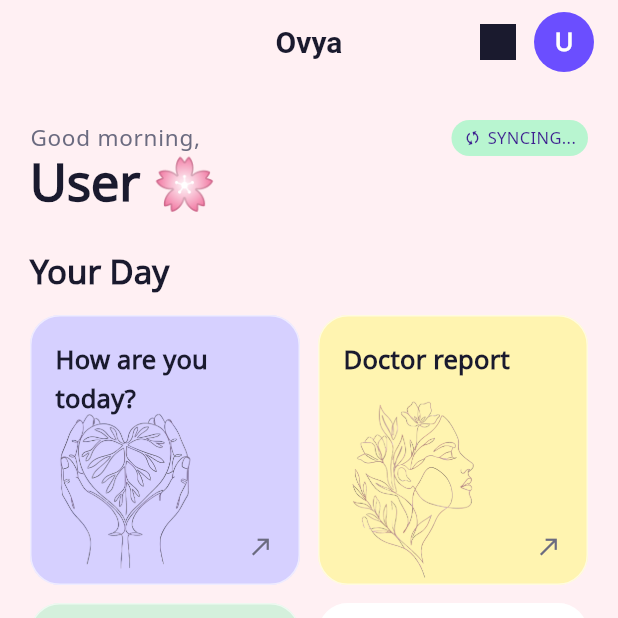
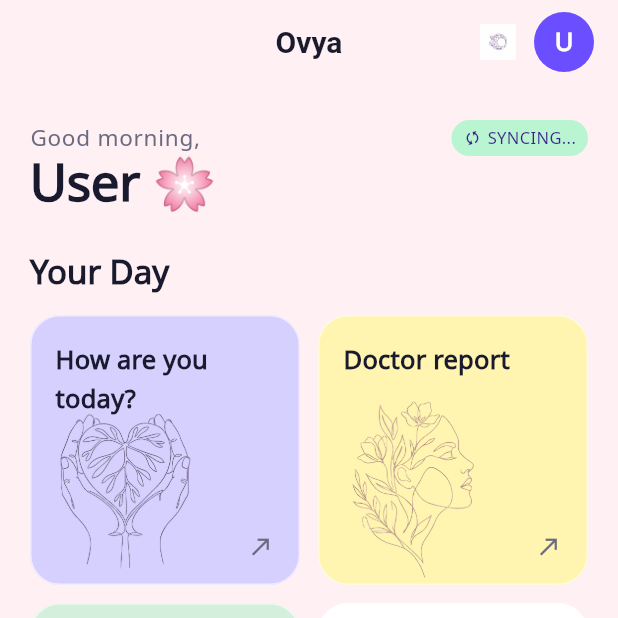
Before and after one commit to SilverHand9012/Ovya, a Flutter app: the SanctuaryScreen screen opened directly, on a phone screen of 412 x 824 dp, the top half of it. Run offline on Flutter 3.47's test engine with Material 3 defaults, Android fonts, the phone set to English and light mode, and no system bars; our stand-ins replace cloud_firestore, connectivity_plus, firebase_ai, firebase_auth, firebase_core, flutter_riverpod and 7 more; accounts and stored records are empty; generated files the repository leaves out were written again.

Commit message:
Fix: Remove tint from custom language icon to restore original colors

```diff
--- a/lib/features/sanctuary/sanctuary_screen.dart
+++ b/lib/features/sanctuary/sanctuary_screen.dart
@@ -63,7 +63,6 @@
                   'assets/images/language_icon.png',
                   width: 24,
                   height: 24,
-                  color: kTextPrimary,
                 ),
                 tooltip: 'Change Language',
                 onSelected: (String code) async {
```
